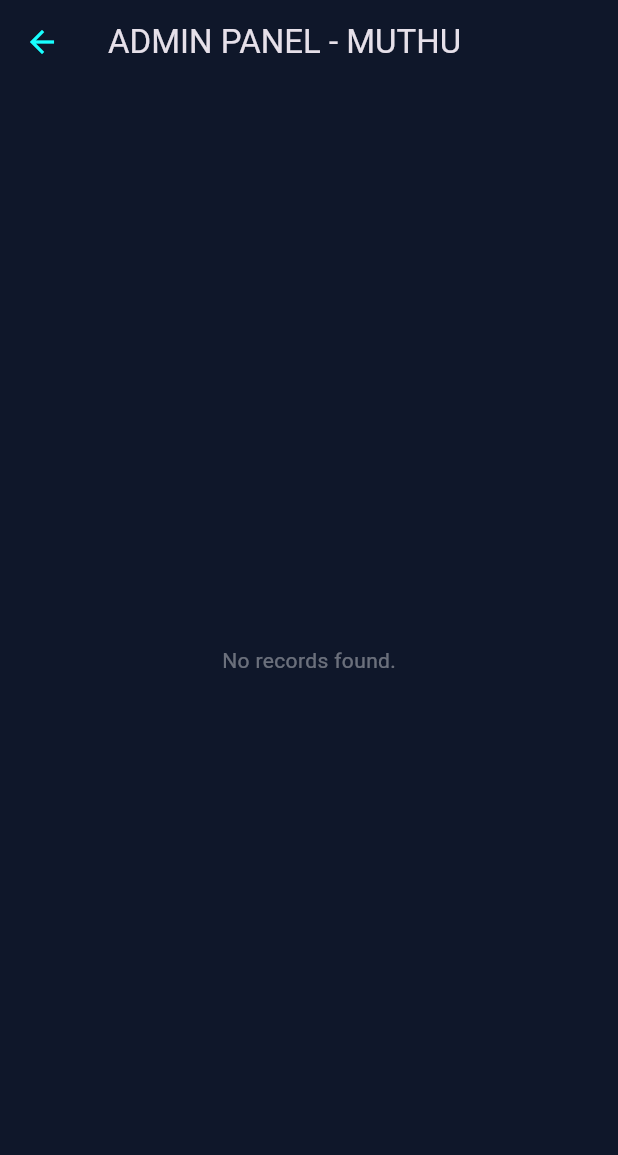
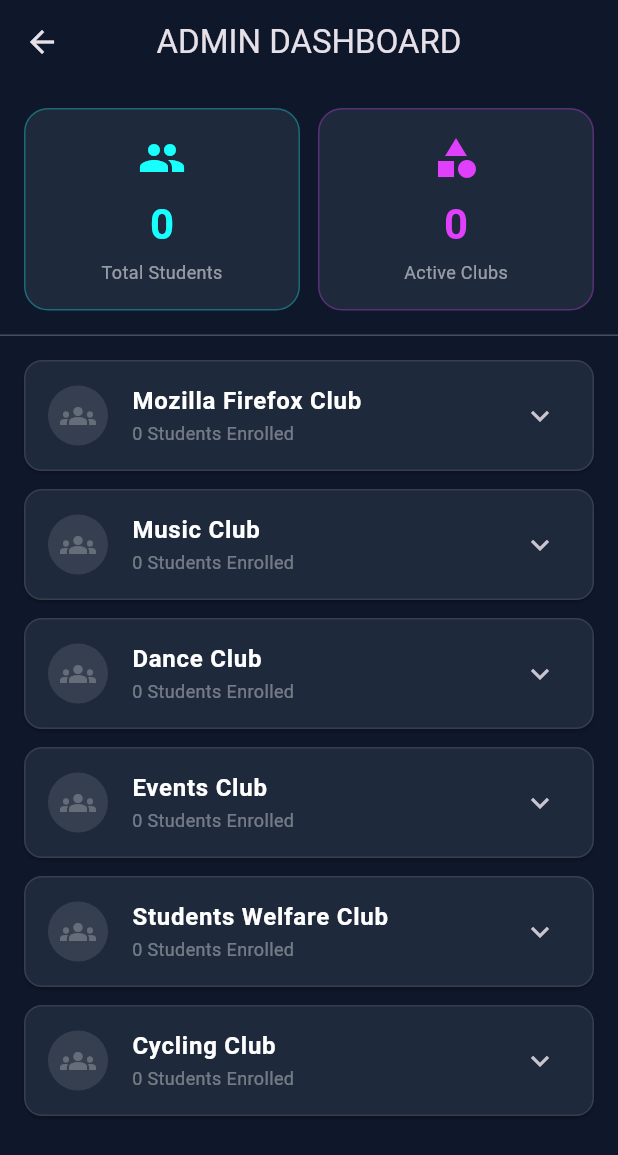
Before and after one commit to timelordmuthu/club-registration--app, a Flutter app: the AdminDashboard screen opened directly, on a phone screen of 412 x 824 dp. Shown: the top 1155 px of the screen. Run offline on Flutter 3.47's test engine with Material 3 defaults, Android fonts, the phone set to English and light mode, and no system bars; network calls fail.

Commit message:
Update admin_dashboard.dart

```diff
--- a/lib/admin_dashboard.dart
+++ b/lib/admin_dashboard.dart
@@ -1,52 +1,198 @@
 import 'package:flutter/material.dart';
-import 'main.dart';
+import 'main.dart'; // Accesses your globalEnrollments
 
-class AdminDashboard extends StatelessWidget {
+class AdminDashboard extends StatefulWidget {
   const AdminDashboard({super.key});
+
+  @override
+  State<AdminDashboard> createState() => _AdminDashboardState();
+}
+
+class _AdminDashboardState extends State<AdminDashboard> {
+  // Hardcoded list of clubs to ensure order
+  final List<String> clubNames = [
+    'Mozilla Firefox Club',
+    'Music Club',
+    'Dance Club',
+    'Events Club',
+    'Students Welfare Club',
+    'Cycling Club',
+  ];
+
+  // Helper to get students for a specific club
+  List<Map<String, String>> getStudentsForClub(String clubName) {
+    return globalEnrollments.where((e) => e['club'] == clubName).toList();
+  }
 
   @override
   Widget build(BuildContext context) {
     return Scaffold(
       appBar: AppBar(
-        title: const Text("ADMIN PANEL - MUTHU"),
+        title: const Text("ADMIN DASHBOARD"),
+        centerTitle: true,
         backgroundColor: Colors.transparent,
         elevation: 0,
-        iconTheme: const IconThemeData(color: Colors.cyanAccent),
       ),
-      body: globalEnrollments.isEmpty
-          ? const Center(child: Text("No records found.", style: TextStyle(color: Colors.white38)))
-          : ListView.builder(
+      body: Column(
+        children: [
+          // 1. STATS CARDS
+          Container(
+            padding: const EdgeInsets.all(16),
+            child: Row(
+              children: [
+                Expanded(
+                  child: _buildStatCard(
+                    "Total Students",
+                    globalEnrollments.length.toString(),
+                    Icons.people,
+                    Colors.cyanAccent,
+                  ),
+                ),
+                const SizedBox(width: 12),
+                Expanded(
+                  child: _buildStatCard(
+                    "Active Clubs",
+                    clubNames.where((c) => getStudentsForClub(c).isNotEmpty).length.toString(),
+                    Icons.category,
+                    Colors.purpleAccent,
+                  ),
+                ),
+              ],
+            ),
+          ),
+
+          const Divider(color: Colors.white24, height: 1),
+
+          // 2. COLLAPSIBLE CLUB LIST
+          Expanded(
+            child: ListView.builder(
               padding: const EdgeInsets.all(16),
-              itemCount: globalEnrollments.length,
+              itemCount: clubNames.length,
               itemBuilder: (context, index) {
-                final student = globalEnrollments[index];
-                return Container(
+                final clubName = clubNames[index];
+                final students = getStudentsForClub(clubName);
+                final studentCount = students.length;
+
+                return Card(
+                  color: const Color(0xFF1E293B),
                   margin: const EdgeInsets.only(bottom: 12),
-                  decoration: BoxDecoration(
-                    color: Colors.white.withOpacity(0.05),
-                    borderRadius: BorderRadius.circular(15),
-                    border: Border.all(color: Colors.white10),
+                  shape: RoundedRectangleBorder(
+                    borderRadius: BorderRadius.circular(12),
+                    side: BorderSide(
+                      color: studentCount > 0
+                          ? Colors.cyanAccent.withOpacity(0.3)
+                          : Colors.white10,
+                    ),
                   ),
-                  child: ListTile(
-                    leading: Container(
-                      padding: const EdgeInsets.symmetric(horizontal: 10, vertical: 6),
-                      decoration: BoxDecoration(
-                        color: Colors.cyanAccent.withOpacity(0.1),
-                        borderRadius: BorderRadius.circular(8),
-                        border: Border.all(color: Colors.cyanAccent.withOpacity(0.5)),
+                  child: Theme(
+                    data: Theme.of(context).copyWith(dividerColor: Colors.transparent),
+                    child: ExpansionTile(
+                      leading: CircleAvatar(
+                        backgroundColor: studentCount > 0 ? Colors.cyanAccent.withOpacity(0.2) : Colors.white10,
+                        child: Icon(
+                          Icons.groups,
+                          color: studentCount > 0 ? Colors.cyanAccent : Colors.white24
+                        ),
                       ),
-                      child: Text(
-                        student['unique_key']!,
-                        style: const TextStyle(color: Colors.cyanAccent, fontWeight: FontWeight.bold)
+                      title: Text(
+                        clubName,
+                        style: const TextStyle(
+                          color: Colors.white,
+                          fontWeight: FontWeight.bold,
+                          fontSize: 16,
+                        ),
                       ),
+                      subtitle: Text(
+                        "$studentCount Students Enrolled",
+                        style: TextStyle(
+                          color: studentCount > 0 ? Colors.greenAccent : Colors.white38,
+                          fontSize: 12,
+                        ),
+                      ),
+                      childrenPadding: const EdgeInsets.all(16),
+                      children: students.isEmpty
+                        ? [
+                            const Padding(
+                              padding: EdgeInsets.all(8.0),
+                              child: Text(
+                                "No enrollments yet.",
+                                style: TextStyle(color: Colors.white24, fontStyle: FontStyle.italic),
+                              ),
+                            )
+                          ]
+                        : students.map((student) {
+                            return Container(
+                              margin: const EdgeInsets.only(bottom: 8),
+                              padding: const EdgeInsets.all(12),
+                              decoration: BoxDecoration(
+                                color: Colors.black26,
+                                borderRadius: BorderRadius.circular(8),
+                                border: Border.all(color: Colors.white10),
+                              ),
+                              child: Row(
+                                children: [
+                                  const Icon(Icons.person, color: Colors.white54, size: 20),
+                                  const SizedBox(width: 12),
+                                  Expanded(
+                                    child: Column(
+                                      crossAxisAlignment: CrossAxisAlignment.start,
+                                      children: [
+                                        Text(
+                                          student['name']!,
+                                          style: const TextStyle(
+                                            color: Colors.white,
+                                            fontWeight: FontWeight.bold,
+                                          ),
+                                        ),
+                                        Text(
+                                          "${student['id']} • ${student['email']}",
+                                          style: const TextStyle(color: Colors.white38, fontSize: 11),
+                                        ),
+                                      ],
+                                    ),
+                                  ),
+                                ],
+                              ),
+                            );
+                          }).toList(),
                     ),
-                    title: Text(student['name']!, style: const TextStyle(fontWeight: FontWeight.bold, color: Colors.white)),
-                    subtitle: Text("ID: ${student['id']} | Club: ${student['club']}", style: const TextStyle(color: Colors.white70)),
-                    trailing: const Icon(Icons.verified, color: Colors.greenAccent, size: 20),
                   ),
                 );
               },
             ),
+          ),
+        ],
+      ),
+    );
+  }
+
+  Widget _buildStatCard(String title, String value, IconData icon, Color color) {
+    return Container(
+      padding: const EdgeInsets.all(16),
+      decoration: BoxDecoration(
+        color: const Color(0xFF1E293B),
+        borderRadius: BorderRadius.circular(16),
+        border: Border.all(color: color.withOpacity(0.3)),
+      ),
+      child: Column(
+        children: [
+          Icon(icon, color: color, size: 32),
+          const SizedBox(height: 8),
+          Text(
+            value,
+            style: TextStyle(
+              color: color,
+              fontSize: 28,
+              fontWeight: FontWeight.bold,
+            ),
+          ),
+          const SizedBox(height: 4),
+          Text(
+            title,
+            style: const TextStyle(color: Colors.white54, fontSize: 12),
+          ),
+        ],
+      ),
     );
   }
 }
```
